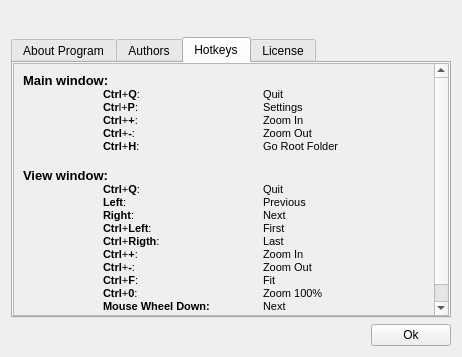
This is aboutwindow.ui in onto/effy as Qt 5 draws it before an edit. The edited form follows.
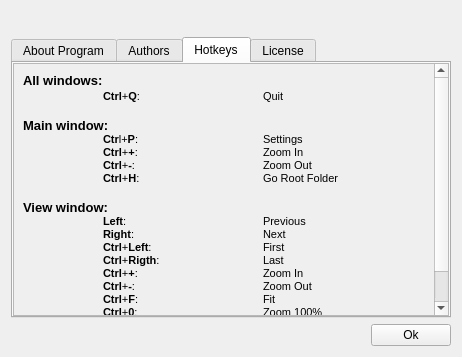
This is the edited form. The open tabs and pages were chosen to show the change.

Diff of the .ui file:
```diff
--- a/aboutwindow.ui
+++ b/aboutwindow.ui
@@ -164,7 +164,7 @@
               <x>0</x>
               <y>0</y>
               <width>418</width>
-              <height>274</height>
+              <height>296</height>
              </rect>
             </property>
             <layout class="QVBoxLayout" name="verticalLayout_3">
@@ -175,15 +175,16 @@
 &lt;html&gt;&lt;head&gt;&lt;meta name=&quot;qrichtext&quot; content=&quot;1&quot; /&gt;&lt;style type=&quot;text/css&quot;&gt;
 p, li { white-space: pre-wrap; }
 &lt;/style&gt;&lt;/head&gt;&lt;body style=&quot; font-family:'Ubuntu'; font-size:8pt; font-weight:400; font-style:normal;&quot;&gt;
-&lt;p style=&quot; margin-top:0px; margin-bottom:0px; margin-left:0px; margin-right:0px; -qt-block-indent:0; text-indent:0px;&quot;&gt;&lt;span style=&quot; font-size:10pt; font-weight:600;&quot;&gt;Main window:&lt;/span&gt;&lt;/p&gt;
-&lt;p style=&quot; margin-top:0px; margin-bottom:0px; margin-left:0px; margin-right:0px; -qt-block-indent:0; text-indent:0px;&quot;&gt;	&lt;span style=&quot; font-weight:600;&quot;&gt;Ctrl&lt;/span&gt;+&lt;span style=&quot; font-weight:600;&quot;&gt;Q&lt;/span&gt;:		Quit&lt;/p&gt;
+&lt;p style=&quot; margin-top:0px; margin-bottom:0px; margin-left:0px; margin-right:0px; -qt-block-indent:0; text-indent:0px;&quot;&gt;&lt;span style=&quot; font-size:10pt; font-weight:600;&quot;&gt;All windows:&lt;/span&gt;&lt;/p&gt;
+&lt;p style=&quot; margin-top:0px; margin-bottom:0px; margin-left:0px; margin-right:0px; -qt-block-indent:0; text-indent:0px;&quot;&gt;&lt;span style=&quot; font-size:10pt; font-weight:600;&quot;&gt;	&lt;/span&gt;&lt;span style=&quot; font-weight:600;&quot;&gt;Ctrl&lt;/span&gt;+&lt;span style=&quot; font-weight:600;&quot;&gt;Q&lt;/span&gt;:		Quit&lt;/p&gt;
+&lt;p style=&quot;-qt-paragraph-type:empty; margin-top:0px; margin-bottom:0px; margin-left:0px; margin-right:0px; -qt-block-indent:0; text-indent:0px; font-size:10pt; font-weight:600;&quot;&gt;&lt;/p&gt;
+&lt;p style=&quot; margin-top:0px; margin-bottom:0px; margin-left:0px; margin-right:0px; -qt-block-indent:0; text-indent:0px;&quot;&gt;&lt;span style=&quot; font-size:10pt; font-weight:600;&quot;&gt;Main window:&lt;/span&gt;	&lt;/p&gt;
 &lt;p style=&quot; margin-top:0px; margin-bottom:0px; margin-left:0px; margin-right:0px; -qt-block-indent:0; text-indent:0px;&quot;&gt;	&lt;span style=&quot; font-weight:600;&quot;&gt;Ctr&lt;/span&gt;l+&lt;span style=&quot; font-weight:600;&quot;&gt;P&lt;/span&gt;:		Settings&lt;/p&gt;
 &lt;p style=&quot; margin-top:0px; margin-bottom:0px; margin-left:0px; margin-right:0px; -qt-block-indent:0; text-indent:0px;&quot;&gt;	&lt;span style=&quot; font-weight:600;&quot;&gt;Ctrl&lt;/span&gt;+&lt;span style=&quot; font-weight:600;&quot;&gt;+&lt;/span&gt;:		Zoom In&lt;/p&gt;
 &lt;p style=&quot; margin-top:0px; margin-bottom:0px; margin-left:0px; margin-right:0px; -qt-block-indent:0; text-indent:0px;&quot;&gt;	&lt;span style=&quot; font-weight:600;&quot;&gt;Ctrl&lt;/span&gt;+&lt;span style=&quot; font-weight:600;&quot;&gt;-&lt;/span&gt;:&lt;span style=&quot; font-weight:600;&quot;&gt;		&lt;/span&gt;Zoom Out&lt;/p&gt;
 &lt;p style=&quot; margin-top:0px; margin-bottom:0px; margin-left:0px; margin-right:0px; -qt-block-indent:0; text-indent:0px;&quot;&gt;	&lt;span style=&quot; font-weight:600;&quot;&gt;Ctrl&lt;/span&gt;+&lt;span style=&quot; font-weight:600;&quot;&gt;H&lt;/span&gt;:		Go Root Folder&lt;/p&gt;
 &lt;p style=&quot;-qt-paragraph-type:empty; margin-top:0px; margin-bottom:0px; margin-left:0px; margin-right:0px; -qt-block-indent:0; text-indent:0px; font-size:10pt;&quot;&gt;&lt;/p&gt;
 &lt;p style=&quot; margin-top:0px; margin-bottom:0px; margin-left:0px; margin-right:0px; -qt-block-indent:0; text-indent:0px;&quot;&gt;&lt;span style=&quot; font-size:10pt; font-weight:600;&quot;&gt;View window:&lt;/span&gt;&lt;/p&gt;
-&lt;p style=&quot; margin-top:0px; margin-bottom:0px; margin-left:0px; margin-right:0px; -qt-block-indent:0; text-indent:0px;&quot;&gt;	&lt;span style=&quot; font-weight:600;&quot;&gt;Ctrl&lt;/span&gt;+&lt;span style=&quot; font-weight:600;&quot;&gt;Q&lt;/span&gt;:		Quit&lt;/p&gt;
 &lt;p style=&quot; margin-top:0px; margin-bottom:0px; margin-left:0px; margin-right:0px; -qt-block-indent:0; text-indent:0px;&quot;&gt;	&lt;span style=&quot; font-weight:600;&quot;&gt;Left&lt;/span&gt;:		Previous&lt;/p&gt;
 &lt;p style=&quot; margin-top:0px; margin-bottom:0px; margin-left:0px; margin-right:0px; -qt-block-indent:0; text-indent:0px;&quot;&gt;	&lt;span style=&quot; font-weight:600;&quot;&gt;Right&lt;/span&gt;:		Next&lt;/p&gt;
 &lt;p style=&quot; margin-top:0px; margin-bottom:0px; margin-left:0px; margin-right:0px; -qt-block-indent:0; text-indent:0px;&quot;&gt;	&lt;span style=&quot; font-weight:600;&quot;&gt;Ctrl&lt;/span&gt;+&lt;span style=&quot; font-weight:600;&quot;&gt;Left&lt;/span&gt;:		First&lt;/p&gt;
```
Left out of the diff: 2 changed lines with no effect on the pictures.
